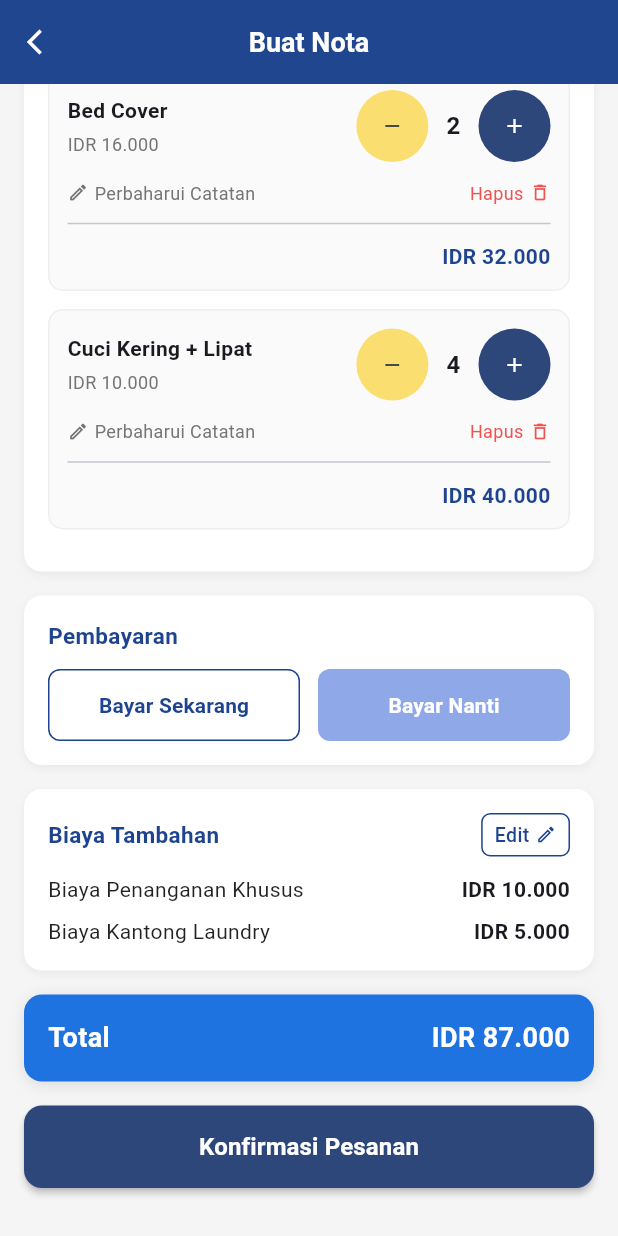
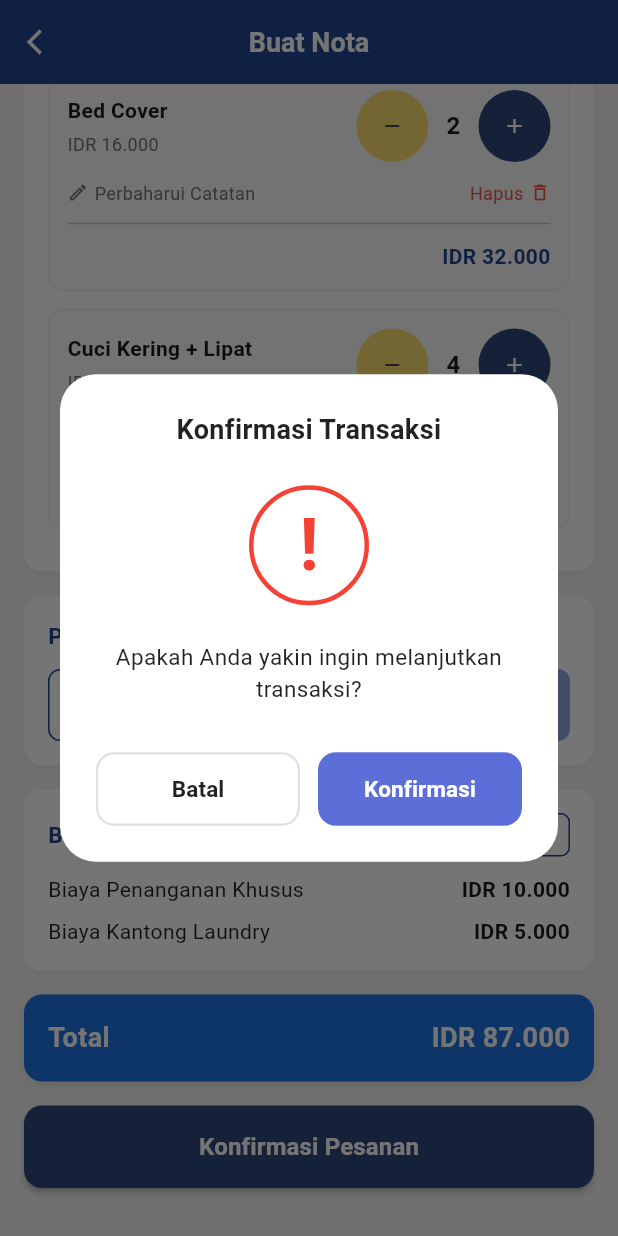
Before and after one commit to Cansyell/laundryflutter, a Flutter app: the BuatNotaScreen screen opened directly, scrolled down 499 dp, after a tap on the "add" icon, after a tap on "Konfirmasi Pesanan", on a phone screen of 412 x 824 dp. Run offline on Flutter 3.47's test engine with Material 3 defaults, Android fonts, the phone set to English and light mode, and no system bars.

Commit message:
add image,sukses screen, konfirmasi dialog, nota pembayaran dialog,edit nota screen and pubspec

```diff
--- a/lib/screens/orders/form_nota_screen.dart
+++ b/lib/screens/orders/form_nota_screen.dart
@@ -5,6 +5,8 @@ import '../../widgets/common/ios_date_picker.dart';
 import '../../widgets/dialogs/tambah_pelanggan.dart';
 import '../../widgets/dialogs/pilih_pelanggan.dart';
 import '../../widgets/dialogs/pilih_paket.dart'; // IMPORT DIALOG BARU
+import '../../widgets/dialogs/konfirmasi_pesanan.dart'; // IMPORT DIALOG BARU
+import '../checkout/transaksi_sukses_screen.dart'; // IMPORT DIALOG BARU
 
 class BuatNotaScreen extends StatefulWidget {
   const BuatNotaScreen({Key? key}) : super(key: key);
@@ -614,25 +616,38 @@ class _BuatNotaScreenState extends State<BuatNotaScreen> {
               margin: const EdgeInsets.symmetric(horizontal: 16),
               width: double.infinity,
               child: ElevatedButton(
-                onPressed: () {},
-                style: ElevatedButton.styleFrom(
-                  backgroundColor: AppColors.primaryDark,
-                  foregroundColor: Colors.white,
-                  padding: const EdgeInsets.symmetric(vertical: 16),
-                  shape: RoundedRectangleBorder(
-                    borderRadius: BorderRadius.circular(12),
+                  onPressed: () async {
+                      final result = await showKonfirmasiPesananDialog(
+                        context,
+                        tipe: TipeKonfirmasi.transaksi,
+                        onKonfirmasi: () {
+                          Navigator.pushReplacement(
+                            context,
+                            MaterialPageRoute(
+                              builder: (context) => TransaksiSuksesScreen(
+                                orderId: 'Washin - 2604221650',
+                                namaPelanggan: selectedPelanggan,
+                                tanggalTransaksi: selectedDate,
+                                perkiraanSelesai: '06 Juli 2025',
+                                totalAmount: _formatIDR(_calculateTotal()),
+                              ),
+                            ),
+                          );
+
+                      },
+                    );
+                  },
+                  style: ElevatedButton.styleFrom(
+                    backgroundColor: AppColors.primaryDark,
+                    foregroundColor: Colors.white,
+                    padding: const EdgeInsets.symmetric(vertical: 16),
+                    shape: RoundedRectangleBorder(borderRadius: BorderRadius.circular(12)),
+                    elevation: 2,
                   ),
-                  elevation: 2,
+                  child: const Text('Konfirmasi Pesanan', style: TextStyle(fontSize: 16, fontWeight: FontWeight.w700)),
                 ),
-                child: const Text(
-                  'Konfirmasi Pesanan',
-                  style: TextStyle(
-                    fontSize: 16,
-                    fontWeight: FontWeight.w700,
-                  ),
-                ),
+
               ),
-            ),
             const SizedBox(height: 32),
           ],
         ),
--- /dev/null
+++ b/lib/widgets/dialogs/konfirmasi_pesanan.dart
@@ -0,0 +1,194 @@
+// lib/widgets/dialogs/konfirmasi_pesanan_dialog.dart
+import 'package:flutter/material.dart';
+import '../../config/app_colors.dart';
+
+enum TipeKonfirmasi {
+  proses,
+  selesai,
+  ambil,
+  hapus,
+  transaksi,
+}
+
+class KonfirmasiPesananDialog extends StatelessWidget {
+  final TipeKonfirmasi tipe;
+  final VoidCallback? onKonfirmasi;
+
+  const KonfirmasiPesananDialog({
+    Key? key,
+    required this.tipe,
+    this.onKonfirmasi,
+  }) : super(key: key);
+
+  String _getTitle() {
+    switch (tipe) {
+      case TipeKonfirmasi.proses:
+        return 'Konfirmasi Pesanan';
+      case TipeKonfirmasi.selesai:
+        return 'Konfirmasi Pesanan';
+      case TipeKonfirmasi.ambil:
+        return 'Konfirmasi Pesanan';
+      case TipeKonfirmasi.hapus:
+        return 'Konfirmasi Pesanan';
+      case TipeKonfirmasi.transaksi:
+        return 'Konfirmasi Transaksi';
+    }
+  }
+
+  String _getMessage() {
+    switch (tipe) {
+      case TipeKonfirmasi.proses:
+        return 'Apakah Anda yakin ingin memproses pesanan?';
+      case TipeKonfirmasi.selesai:
+        return 'Apakah Anda yakin ingin menyelesaikan pesanan?';
+      case TipeKonfirmasi.ambil:
+        return 'Apakah Anda yakin ingin pesanan diambil?';
+      case TipeKonfirmasi.hapus:
+        return 'Apakah Anda yakin ingin menghapus pesanan?';
+      case TipeKonfirmasi.transaksi:
+        return 'Apakah Anda yakin ingin melanjutkan transaksi?';
+    }
+  }
+
+  @override
+  Widget build(BuildContext context) {
+    return Dialog(
+      shape: RoundedRectangleBorder(
+        borderRadius: BorderRadius.circular(24),
+      ),
+      elevation: 0,
+      backgroundColor: Colors.transparent,
+      child: Container(
+        padding: const EdgeInsets.all(24),
+        decoration: BoxDecoration(
+          color: Colors.white,
+          borderRadius: BorderRadius.circular(24),
+        ),
+        child: Column(
+          mainAxisSize: MainAxisSize.min,
+          children: [
+            // Title
+            Text(
+              _getTitle(),
+              style: const TextStyle(
+                fontSize: 18,
+                fontWeight: FontWeight.w700,
+                color: Colors.black87,
+              ),
+              textAlign: TextAlign.center,
+            ),
+            const SizedBox(height: 24),
+
+            // Warning Icon
+            Container(
+              width: 80,
+              height: 80,
+              decoration: BoxDecoration(
+                shape: BoxShape.circle,
+                border: Border.all(
+                  color: Colors.red,
+                  width: 3,
+                ),
+              ),
+              child: const Center(
+                child: Text(
+                  '!',
+                  style: TextStyle(
+                    fontSize: 48,
+                    fontWeight: FontWeight.w700,
+                    color: Colors.red,
+                  ),
+                ),
+              ),
+            ),
+            const SizedBox(height: 24),
+
+            // Message
+            Text(
+              _getMessage(),
+              style: const TextStyle(
+                fontSize: 15,
+                color: Colors.black87,
+                height: 1.4,
+              ),
+              textAlign: TextAlign.center,
+            ),
+            const SizedBox(height: 32),
+
+            // Buttons
+            Row(
+              children: [
+                // Batal Button
+                Expanded(
+                  child: OutlinedButton(
+                    onPressed: () => Navigator.of(context).pop(false),
+                    style: OutlinedButton.styleFrom(
+                      foregroundColor: Colors.black87,
+                      side: BorderSide(color: Colors.grey[300]!, width: 1.5),
+                      padding: const EdgeInsets.symmetric(vertical: 14),
+                      shape: RoundedRectangleBorder(
+                        borderRadius: BorderRadius.circular(12),
+                      ),
+                    ),
+                    child: const Text(
+                      'Batal',
+                      style: TextStyle(
+                        fontSize: 15,
+                        fontWeight: FontWeight.w600,
+                      ),
+                    ),
+                  ),
+                ),
+                const SizedBox(width: 12),
+
+                // Konfirmasi Button
+                Expanded(
+                  child: ElevatedButton(
+                    onPressed: () {
+                      Navigator.of(context).pop(true);
+                      onKonfirmasi?.call();
+                    },
+                    style: ElevatedButton.styleFrom(
+                      backgroundColor: const Color(0xFF5C6FD8),
+                      foregroundColor: Colors.white,
+                      padding: const EdgeInsets.symmetric(vertical: 14),
+                      shape: RoundedRectangleBorder(
+                        borderRadius: BorderRadius.circular(12),
+                      ),
+                      elevation: 0,
+                    ),
+                    child: const Text(
+                      'Konfirmasi',
+                      style: TextStyle(
+                        fontSize: 15,
+                        fontWeight: FontWeight.w600,
+                      ),
+                    ),
+                  ),
+                ),
+              ],
+            ),
+          ],
+        ),
+      ),
+    );
+  }
+}
+
+// Helper function untuk menampilkan dialog
+Future<bool?> showKonfirmasiPesananDialog(
+  BuildContext context, {
+  required TipeKonfirmasi tipe,
+  VoidCallback? onKonfirmasi,
+}) {
+  return showDialog<bool>(
+    context: context,
+    barrierDismissible: false,
+    builder: (BuildContext context) {
+      return KonfirmasiPesananDialog(
+        tipe: tipe,
+        onKonfirmasi: onKonfirmasi,
+      );
+    },
+  );
+}
```
Also changed, not shown: lib/screens/checkout/transaksi_sukses_screen.dart (added, +242 -0 lines), lib/widgets/dialogs/nota_pembayaran.dart (added, +145 -0 lines), pubspec.yaml (+4 -3 lines), assets/images/sukses.png (added).
